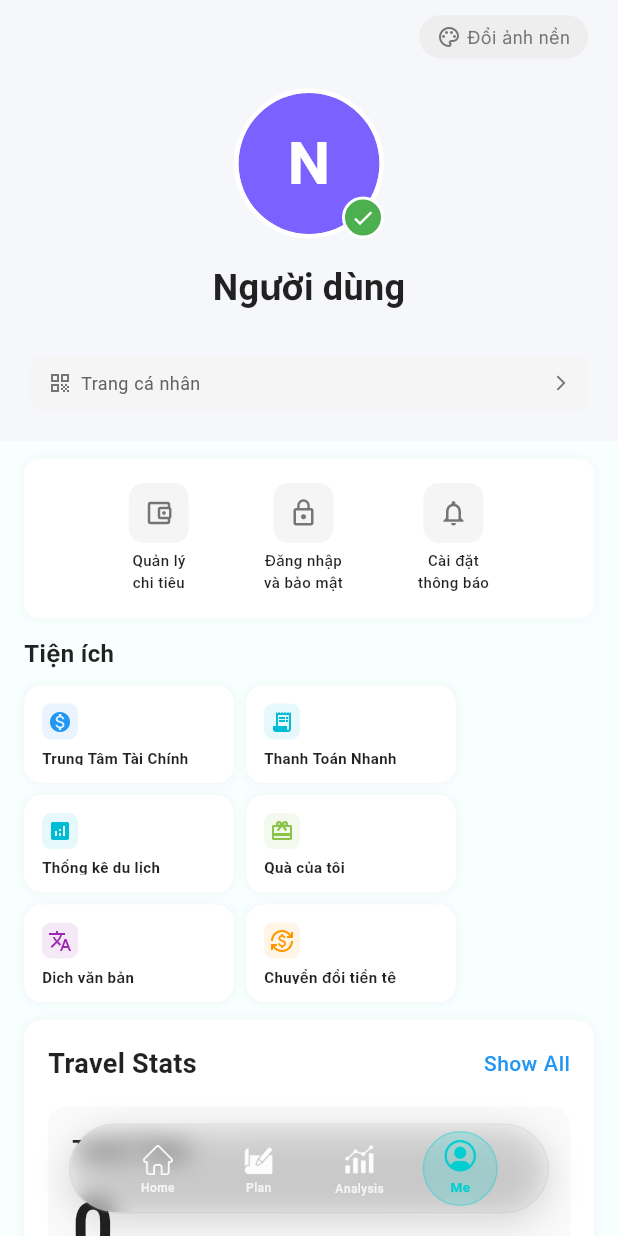
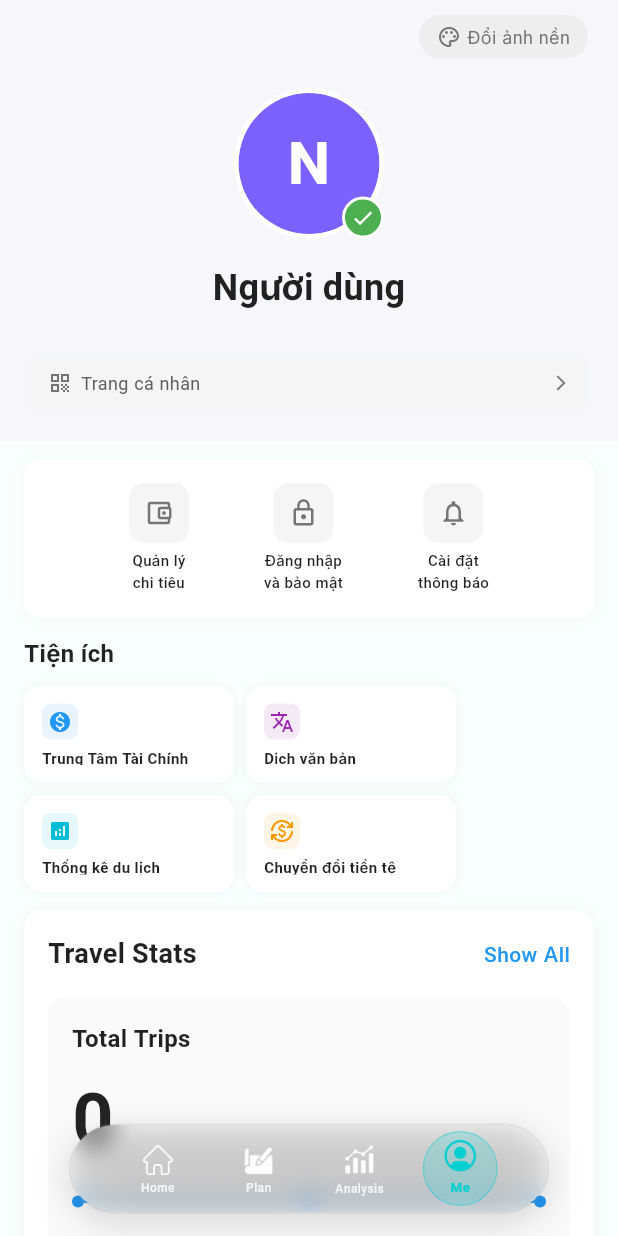
Before and after one commit to lephuckhang186/TravelerApplication, a Flutter app: the screen it shows once a user with an empty profile is signed in, item 4 of the bottom bar chosen, on a phone screen of 412 x 824 dp. Run offline on Flutter 3.47's test engine with Material 3 defaults, Android fonts, the light colour scheme and no system bars; our stand-ins replace cloud_firestore, device_preview, dio, firebase_auth, firebase_core, fl_chart and 6 more; missing offline and left inert: bcrypt; accounts and stored records are empty; network calls fail; Roboto replaces fonts that are missing (Quattrocento).

Commit message:
delete unnecessary things

```diff
--- a/lib/screens/settings_screen.dart
+++ b/lib/screens/settings_screen.dart
@@ -687,7 +687,7 @@ class _SettingsScreenState extends State<SettingsScreen>
           const SizedBox(height: 10),
           // Synchronized scrolling for both rows
           SizedBox(
-            height: 211, // Height for 3 rows + spacing (138 + 65 + 8)
+            height: 138, // Height for 2 rows + spacing (65 + 65 + 8)
             child: ListView(
               controller: scrollController,
               scrollDirection: Axis.horizontal,
@@ -706,10 +706,10 @@ class _SettingsScreenState extends State<SettingsScreen>
                         ),
                         const SizedBox(width: 8),
                         _buildRectangularUtilityItem(
-                          Icons.receipt_long,
-                          'Thanh Toán Nhanh',
-                          const Color(0xFF00BCD4), // Cyan
-                          () => _onPaymentHistory(),
+                          Icons.translate,
+                          'Dịch văn bản',
+                          const Color(0xFF9C27B0), // Purple
+                          () => _onTranslation(),
                         ),
                       ],
                     ),
@@ -722,25 +722,6 @@ class _SettingsScreenState extends State<SettingsScreen>
                           'Thống kê du lịch',
                           const Color(0xFF00BCD4), // Cyan
                           () => _onTravelStats(),
-                        ),
-                        const SizedBox(width: 8),
-                        _buildRectangularUtilityItem(
-                          Icons.redeem,
-                          'Quà của tôi',
-                          const Color(0xFF8BC34A), // Green
-                          () => _onMoreGifts(),
-                        ),
-                      ],
-                    ),
-                    const SizedBox(height: 8),
-                    // Third row - New utilities
-                    Row(
-                      children: [
-                        _buildRectangularUtilityItem(
-                          Icons.translate,
-                          'Dịch văn bản',
-                          const Color(0xFF9C27B0), // Purple
-                          () => _onTranslation(),
                         ),
                         const SizedBox(width: 8),
                         _buildRectangularUtilityItem(
@@ -1024,8 +1005,6 @@ class _SettingsScreenState extends State<SettingsScreen>
             'Đổi hình nền',
             () => _onChangeBackground(),
           ),
-          _buildMenuDivider(),
-          _buildLanguageItem(),
         ],
       ),
     );
@@ -1231,6 +1210,20 @@ class _SettingsScreenState extends State<SettingsScreen>
     // Financial center functionality
   }
 
+  void _onTranslation() {
+    Navigator.push(
+      context,
+      MaterialPageRoute(builder: (context) => const TranslationScreen()),
+    );
+  }
+
+  void _onCurrencyConverter() {
+    Navigator.push(
+      context,
+      MaterialPageRoute(builder: (context) => const CurrencyConverterScreen()),
+    );
+  }
+
   void _onChangeBackground() {
     showModalBottomSheet(
       context: context,
@@ -1424,18 +1417,4 @@ class _SettingsScreenState extends State<SettingsScreen>
     // Message display functionality
   }
 
-  // New utility handlers
-  void _onTranslation() {
-    Navigator.push(
-      context,
-      MaterialPageRoute(builder: (context) => const TranslationScreen()),
-    );
-  }
-
-  void _onCurrencyConverter() {
-    Navigator.push(
-      context,
-      MaterialPageRoute(builder: (context) => const CurrencyConverterScreen()),
-    );
-  }
 }
```
Also changed, not shown: lib/screens/profile_screen.dart (+0 -66 lines).
